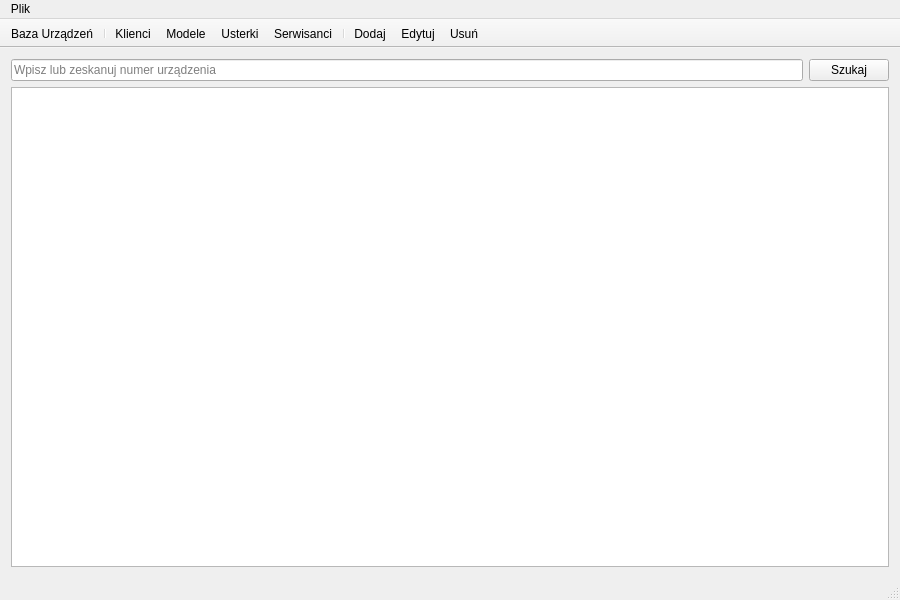
First picture: the form in mainwindow.ui, repository jpitucha/serviceman-assistant, before the edit.
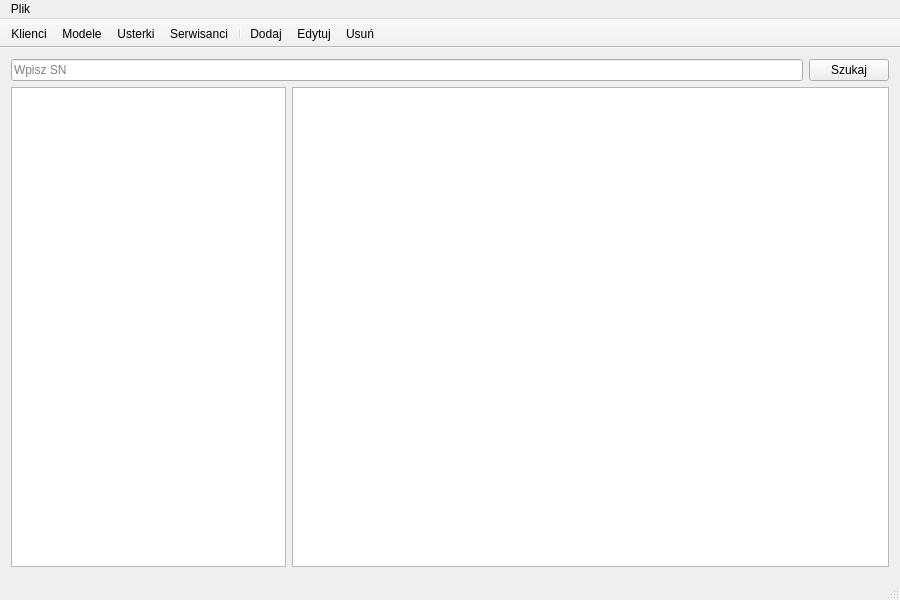
Second picture: the form after the edit. Icons and pictures are not drawn.

Commit message: Added DatabaseSelectDialog and redesigned MainWindow.

Diff of the .ui file:
```diff
--- a/mainwindow.ui
+++ b/mainwindow.ui
@@ -18,15 +18,13 @@
     <normaloff>:/icons/soldering_iron.png</normaloff>:/icons/soldering_iron.png</iconset>
   </property>
   <widget class="QWidget" name="centralWidget">
-   <layout class="QHBoxLayout" name="horizontalLayout_2">
-    <item>
      <layout class="QVBoxLayout" name="verticalLayout">
       <item>
        <layout class="QHBoxLayout" name="horizontalLayout">
         <item>
          <widget class="QLineEdit" name="idInputField">
           <property name="placeholderText">
-           <string>Wpisz lub zeskanuj numer urządzenia</string>
+         <string>Wpisz SN</string>
           </property>
          </widget>
         </item>
@@ -40,7 +38,25 @@
        </layout>
       </item>
       <item>
+     <layout class="QHBoxLayout" name="horizontalLayout_2">
+      <item>
+       <widget class="QListView" name="listView">
+        <property name="maximumSize">
+         <size>
+          <width>275</width>
+          <height>16777215</height>
+         </size>
+        </property>
+       </widget>
+      </item>
+      <item>
        <widget class="QTableView" name="tableView">
+        <property name="minimumSize">
+         <size>
+          <width>0</width>
+          <height>0</height>
+         </size>
+        </property>
         <property name="editTriggers">
          <set>QAbstractItemView::NoEditTriggers</set>
         </property>
@@ -77,8 +93,6 @@
    <attribute name="toolBarBreak">
     <bool>false</bool>
    </attribute>
-   <addaction name="actionDatabase"/>
-   <addaction name="separator"/>
    <addaction name="actionClients"/>
    <addaction name="actionModels"/>
    <addaction name="actionDamages"/>
@@ -133,15 +147,6 @@
     <string>Serwisanci</string>
    </property>
   </action>
-  <action name="actionDatabase">
-   <property name="icon">
-    <iconset resource="resources.qrc">
-     <normaloff>:/icons/database.png</normaloff>:/icons/database.png</iconset>
-   </property>
-   <property name="text">
-    <string>Baza Urządzeń</string>
-   </property>
-  </action>
   <action name="actionAdd">
    <property name="icon">
     <iconset resource="resources.qrc">
```
Lines whose indentation alone changed are shown as unchanged. The commit also changes 5 other files.
